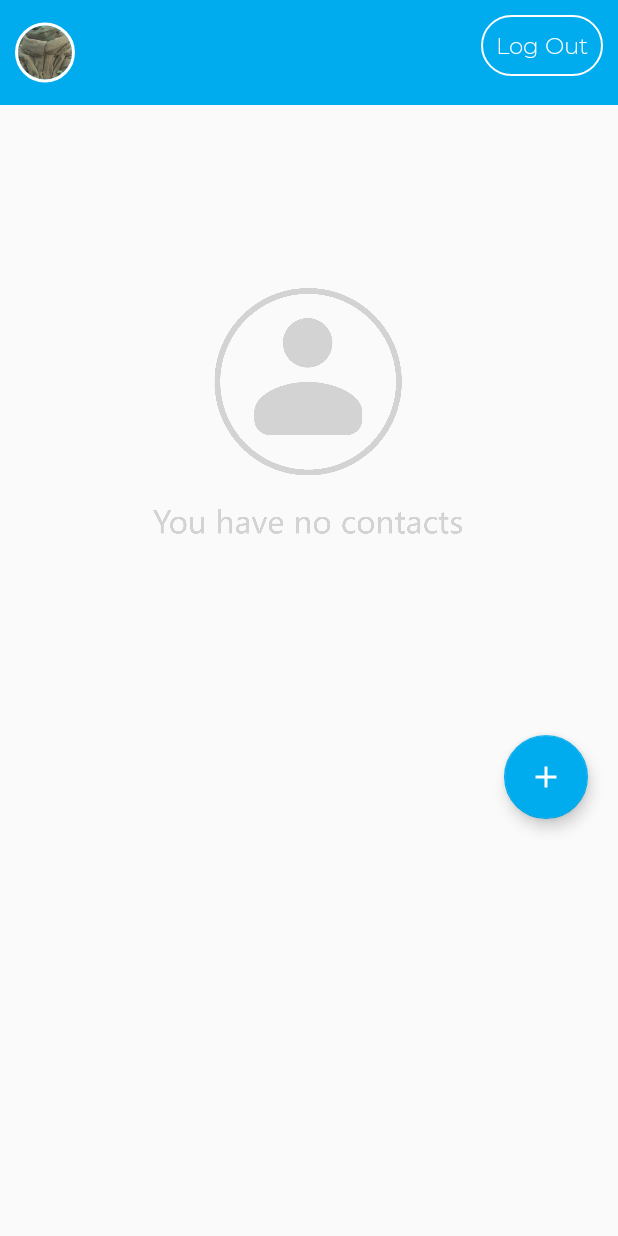
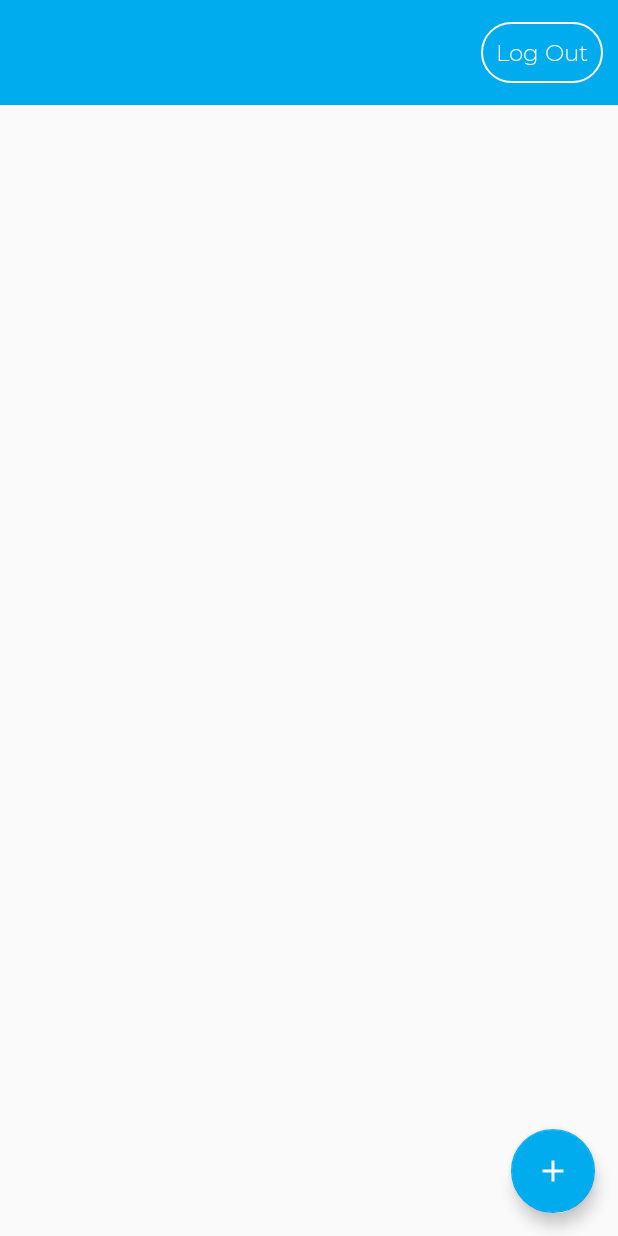
Before and after one commit to durimgashi/CallApp, an Android app: the screen it shows after launch once a user with an empty profile is signed in (ContactsActivity), on a phone screen of 412 x 824 dp. Run offline under Robolectric (Android 15) with nearby library versions, the phone set to English and light mode, and no system bars; our stand-ins replace CircleImageView, Firebase (no records; nobody signed in at launch, a user with empty details on screens opened directly), Picasso; pictures from the network do not load; 3 statements that could not run were skipped.

Commit message:
Saturday changes

```diff
--- a/app/src/main/java/com/fiek/temadiplomes/Adapters/NewContactAdapter.java
+++ b/app/src/main/java/com/fiek/temadiplomes/Adapters/NewContactAdapter.java
@@ -34,7 +34,6 @@ public class NewContactAdapter extends RecyclerView.Adapter<NewContactAdapter.Vi
     private NewContactAdapter.ItemClickListener mClickListener;
     private Context mContext;
     private List<String> Uid = new ArrayList<>();
-    private CollectionReference firebaseRef = FirebaseFirestore.getInstance().collection("users");
     private FirebaseDatabase database = FirebaseDatabase.getInstance();
     private DatabaseReference ref = database.getReference();
     private Boolean isContact;
@@ -143,7 +142,6 @@ public class NewContactAdapter extends RecyclerView.Adapter<NewContactAdapter.Vi
         }
     }
 
-    // convenience method for getting data at click position
     String getItem(int id) {
         return mData.get(id);
     }
@@ -152,7 +150,6 @@ public class NewContactAdapter extends RecyclerView.Adapter<NewContactAdapter.Vi
         this.mClickListener = itemClickListener;
     }
 
-    // parent activity will implement this method to respond to click events
     public interface ItemClickListener {
         void onItemClick(View view, int position);
     }
--- a/app/src/main/java/com/fiek/temadiplomes/EditProfileActivity.java
+++ b/app/src/main/java/com/fiek/temadiplomes/EditProfileActivity.java
@@ -17,6 +17,7 @@ import android.os.Handler;
 import android.view.View;
 import android.webkit.MimeTypeMap;
 import android.widget.Button;
+import android.widget.ProgressBar;
 import android.widget.Toast;
 
 import com.fiek.temadiplomes.Model.Upload;
@@ -91,13 +92,6 @@ public class EditProfileActivity extends AppCompatActivity {
             StorageReference fileReference = storageRef.child(System.currentTimeMillis() + "." + getFileExtention(imageUri));
 
             fileReference.putFile(imageUri).addOnSuccessListener(taskSnapshot -> {
-//                    Handler handler = new Handler();
-//                    handler.postDelayed(new Runnable() {
-//                        @Override
-//                        public void run() {
-//                            progressBar.setProgress(0);
-//                        }
-//                    }, 5000);
                 final UploadTask uploadTask = fileReference.putFile(imageUri);
 
                 uploadTask.continueWithTask(task -> {
@@ -110,6 +104,7 @@ public class EditProfileActivity extends AppCompatActivity {
                         Toast.makeText(EditProfileActivity.this, "Upload successful", Toast.LENGTH_SHORT).show();
                         Upload upload = new Upload(UUID.randomUUID().toString(), task.getResult().toString());
                         ref.child(FirebaseAuth.getInstance().getUid()).child(Constants.IMAGE_FIELD).setValue(upload.getUrl());
+                        Toast.makeText(EditProfileActivity.this, "Changes have been saved.", Toast.LENGTH_SHORT).show();
                     }
                 });
             }).addOnFailureListener(e -> Toast.makeText(EditProfileActivity.this, "Upload has failed!", Toast.LENGTH_LONG).show()).addOnProgressListener(new OnProgressListener<UploadTask.TaskSnapshot>() {
--- a/app/src/main/res/layout-v21/contacts_layout.xml
+++ b/app/src/main/res/layout-v21/contacts_layout.xml
@@ -6,76 +6,81 @@
     android:layout_height="match_parent"
     android:orientation="vertical"
     tools:context=".ContactsActivity">
+
     <RelativeLayout
+        android:id="@+id/voiceCallNotification"
         android:layout_width="match_parent"
         android:layout_height="80dp"
         android:background="#FFF"
-        android:visibility="gone"
-        android:id="@+id/voiceCallNotification">
+        android:visibility="gone">
+
         <TextView
+            android:id="@+id/incomingVoiceCallTxt"
             android:layout_width="wrap_content"
             android:layout_height="match_parent"
+            android:fontFamily="@font/montserratlightttf"
+            android:gravity="center"
+            android:padding="20dp"
             android:text="@string/someone_is_calling"
-            android:padding="20dp"
-            android:fontFamily="@font/montserratlightttf"
             android:textColor="#000"
             android:textSize="15sp"
-            android:gravity="center"
-            android:id="@+id/incomingVoiceCallTxt"
             tools:ignore="RelativeOverlap" />
+
         <ImageView
             android:id="@+id/answerVoiceBtn"
             android:layout_width="50dp"
             android:layout_height="match_parent"
-            android:src="@drawable/answercall"
+            android:layout_marginHorizontal="10dp"
             android:layout_toStartOf="@+id/rejectVoiceBtn"
             android:padding="2dp"
-            android:layout_marginHorizontal="10dp"/>
+            android:src="@drawable/answercall" />
 
         <ImageView
             android:id="@+id/rejectVoiceBtn"
             android:layout_width="50dp"
             android:layout_height="match_parent"
-            android:src="@drawable/endcall"
             android:layout_alignParentEnd="true"
+            android:layout_marginHorizontal="10dp"
             android:padding="2dp"
-            android:layout_marginHorizontal="10dp"/>
+            android:src="@drawable/endcall" />
     </RelativeLayout>
 
     <RelativeLayout
+        android:id="@+id/videoCallNotification"
         android:layout_width="match_parent"
         android:layout_height="80dp"
         android:background="#FFF"
-        android:visibility="gone"
-        android:id="@+id/videoCallNotification">
+        android:visibility="gone">
+
         <TextView
+            android:id="@+id/incomingVideoCallTxt"
             android:layout_width="wrap_content"
             android:layout_height="match_parent"
+            android:fontFamily="@font/montserratlightttf"
+            android:gravity="center"
+            android:padding="20dp"
             android:text="@string/someone_is_calling"
-            android:padding="20dp"
-            android:fontFamily="@font/montserratlightttf"
             android:textColor="#000"
             android:textSize="15sp"
-            android:gravity="center"
-            android:id="@+id/incomingVideoCallTxt"
             tools:ignore="RelativeOverlap" />
+
         <ImageView
             android:id="@+id/answerVideoBtn"
             android:layout_width="50dp"
             android:layout_height="match_parent"
-            android:src="@drawable/answercall"
+            android:layout_marginHorizontal="10dp"
             android:layout_toStartOf="@+id/rejectVideoBtn"
             android:padding="2dp"
-            android:layout_marginHorizontal="10dp"/>
+            android:src="@drawable/answercall" />
 
         <ImageView
             android:id="@+id/rejectVideoBtn"
             android:layout_width="50dp"
             android:layout_height="match_parent"
-            android:src="@drawable/endcall"
             android:layout_alignParentEnd="true"
+            android:layout_marginHorizontal="10dp"
             android:padding="2dp"
-            android:layout_marginHorizontal="10dp"/>
+            android:src="@drawable/endcall" />
     </RelativeLayout>
 
     <androidx.appcompat.widget.Toolbar
@@ -91,86 +96,83 @@
             android:orientation="vertical">
 
             <RelativeLayout
-                android:paddingHorizontal="0dp"
                 android:layout_width="match_parent"
                 android:layout_height="70dp"
+                android:background="@color/twitterBlue"
+                android:gravity="center_vertical"
+                android:paddingHorizontal="0dp"
                 android:paddingStart="10dp"
-                android:paddingEnd="10dp"
-                android:gravity="center_vertical"
-                android:background="@color/twitterBlue">
-<!--                <TextView-->
-<!--                    android:id="@+id/edit"-->
-<!--                    android:layout_width="90dp"-->
-<!--                    android:layout_height="60dp"-->
-<!--                    android:layout_alignParentLeft="true"-->
-<!--                    android:layout_marginLeft="-1dp"-->
-<!--                    android:background="@drawable/bird2"-->
-<!--                    android:fontFamily="@font/montserratlightttf"-->
-<!--                    android:textColor="@color/white"-->
-<!--                    android:textSize="20sp" />-->
+                android:paddingEnd="10dp">
+
                 <LinearLayout
                     android:id="@+id/editLayout"
                     android:layout_width="wrap_content"
                     android:layout_height="wrap_content"
                     android:orientation="horizontal">
+
                     <de.hdodenhof.circleimageview.CircleImageView
                         android:id="@+id/userProfile"
                         android:layout_width="40dp"
                         android:layout_height="match_parent"
-                        android:src="@drawable/grogu"
                         app:civ_border_color="#FFFFFF"
                         app:civ_border_width="2dp" />
+
                     <TextView
                         android:id="@+id/usernameCurr"
                         android:layout_width="wrap_content"
                         android:layout_height="match_parent"
+                        android:layout_gravity="center_vertical"
+                        android:layout_marginStart="15dp"
+                        android:gravity="center_vertical"
                         android:textColor="@color/white"
-                        android:textSize="18sp"
-                        android:layout_gravity="center_vertical"
-                        android:gravity="center_vertical"
-                        android:layout_marginStart="15dp"/>
+                        android:textSize="18sp" />
                 </LinearLayout>
 
                 <TextView
                     android:id="@+id/logOutButton"
                     android:layout_width="wrap_content"
                     android:layout_height="wrap_content"
-                    android:text="Log Out"
+                    android:layout_alignParentEnd="true"
                     android:layout_marginVertical="10dp"
                     android:background="@drawable/button"
+                    android:fontFamily="@font/montserratlightttf"
+                    android:gravity="center_vertical"
                     android:padding="10dp"
-                    android:gravity="center_vertical"
-                    android:layout_alignParentEnd="true"
+                    android:text="Log Out"
                     android:textColor="@color/white"
-                    android:fontFamily="@font/montserratlightttf"
-                    android:textSize="15sp"/>
+                    android:textSize="15sp" />
             </RelativeLayout>
         </LinearLayout>
     </androidx.appcompat.widget.Toolbar>
 
     <androidx.recyclerview.widget.RecyclerView
+        android:id="@+id/contactsRecyclerView"
         android:layout_width="match_parent"
-        android:layout_height="600dp"
-        android:id="@+id/contactsRecyclerView"/>
+        android:layout_height="wrap_content" />
+
+    <FrameLayout
+        android:id="@+id/frame"
+        android:layout_width="match_parent"
+        android:layout_height="match_parent"
+        app:layout_behavior="@string/appbar_scrolling_view_behavior"
+        tools:layout_editor_absoluteX="0dp"
+        tools:layout_editor_absoluteY="0dp">
+
+        <com.google.android.material.floatingactionbutton.FloatingActionButton
+            android:id="@+id/addContactFAB"
+            android:layout_width="wrap_content"
+            android:layout_height="wrap_content"
+            android:layout_gravity="end|bottom"
+            android:layout_margin="15dp"
+            android:contentDescription="Add Contact"
+            android:src="@drawable/ic_add"
+            tools:ignore="HardcodedText" />
+    </FrameLayout>
 
     <ImageView
-        android:visibility="gone"
+        android:id="@+id/noCont"
         android:layout_width="match_parent"
         android:layout_height="400dp"
-        android:id="@+id/noCont"
-        android:src="@drawable/nocontact">
-
-    </ImageView>
-
-    <com.google.android.material.floatingactionbutton.FloatingActionButton
-        android:id="@+id/addContactFAB"
-        android:layout_margin="20dp"
-        android:layout_width="wrap_content"
-        android:layout_height="wrap_content"
-        android:layout_gravity="bottom|right"
-        app:layout_anchorGravity="bottom|right|end"
-        android:src="@drawable/ic_add"
-        android:clickable="true"
-        android:contentDescription="Add Contact" />
-
+        android:src="@drawable/nocontact"
+        android:visibility="gone" />
 </LinearLayout>
--- a/app/src/main/res/layout/contact.xml
+++ b/app/src/main/res/layout/contact.xml
@@ -14,7 +14,6 @@
             android:id="@+id/profile_image"
             android:layout_width="66dp"
             android:layout_height="66dp"
-            android:src="@drawable/grogu"
             app:civ_border_color="#FF000000"
             app:civ_border_width="0dp" />
         <!--        <ImageView android:id="@+id/catch_image"-->
--- a/app/src/main/res/layout/contact_add.xml
+++ b/app/src/main/res/layout/contact_add.xml
@@ -15,7 +15,6 @@
             android:id="@+id/profile_image"
             android:layout_width="66dp"
             android:layout_height="66dp"
-            android:src="@drawable/grogu"
             app:civ_border_width="0dp"
             app:civ_border_color="#FF000000"/>
 <!--        <ImageView android:id="@+id/catch_image"-->
--- a/app/src/main/res/layout/editprofile_layout.xml
+++ b/app/src/main/res/layout/editprofile_layout.xml
@@ -21,72 +21,53 @@
         android:id="@+id/scrolView_account"
         android:layout_width="match_parent"
         android:layout_height="match_parent">
-
-
         <RelativeLayout
             android:id="@+id/linear_account"
             android:layout_width="match_parent"
             android:layout_height="match_parent"
             android:orientation="vertical">
-
             <LinearLayout
                 android:layout_width="match_parent"
                 android:layout_height="match_parent"
                 android:layout_marginTop="100dp"
                 android:orientation="vertical">
-
                 <LinearLayout
                     android:layout_width="match_parent"
                     android:layout_height="match_parent"
                     android:layout_marginLeft="10dp"
+                    android:layout_marginTop="100dp"
                     android:layout_marginRight="10dp"
-                    android:layout_marginTop="100dp"
                     android:orientation="vertical">
-
                     <TextView
                         android:layout_width="match_parent"
                         android:layout_height="wrap_content"
                         android:layout_marginTop="10dp"
-                        android:text="PROFILE DETAILS"
-                        android:fontFamily="@font/montserratlight"/>
+                        android:fontFamily="@font/montserratlight"
+                        android:text="PROFILE DETAILS" />
                     <EditText
+                        android:id="@+id/username"
                         android:layout_width="match_parent"
                         android:layout_height="wrap_content"
                         android:hint="Please Enter User Name"
                         android:imeOptions="actionNext"
                         android:textColorHint="@color/white" />
-
-
                     <EditText
+                        android:id="@+id/email"
                         android:layout_width="match_parent"
                         android:layout_height="wrap_content"
                         android:hint="Email Address"
                         android:imeOptions="actionNext"
                         android:inputType="textEmailAddress"
                         android:textColorHint="@color/white" />
-
-
-
-
-                        <EditText
-                            android:layout_width="match_parent"
-                            android:layout_height="wrap_content"
-                            android:hint="password"
-                            android:imeOptions="actionNext"
-                            android:inputType="textPassword"
-                            android:textColorHint="@color/white" />
-
-
                 </LinearLayout>
             </LinearLayout>
 
             <RelativeLayout
                 android:layout_width="match_parent"
                 android:layout_height="200dp"
-                android:gravity="center_vertical"
+                android:layout_alignParentStart="true"
                 android:layout_alignParentTop="true"
-                android:layout_alignParentStart="true">
-
+                android:gravity="center_vertical">
                 <de.hdodenhof.circleimageview.CircleImageView
                     android:id="@+id/imageview_account_profile"
                     android:layout_width="160dp"
@@ -96,16 +77,14 @@
                     android:src="@drawable/grogu"
                     app:civ_border_color="#FFFFFF"
                     app:civ_border_width="2dp" />
-
-
                 <com.google.android.material.floatingactionbutton.FloatingActionButton
+                    android:id="@+id/floatingActionButton"
                     android:layout_width="wrap_content"
                     android:layout_height="wrap_content"
+                    android:layout_alignEnd="@+id/imageview_account_profile"
                     android:layout_alignParentTop="true"
-                    android:layout_alignEnd="@+id/imageview_account_profile"
                     android:layout_marginTop="10dp"
-                    android:src="@drawable/ic_edit"
-                    android:id="@+id/floatingActionButton" />
+                    android:src="@drawable/ic_edit" />
             </RelativeLayout>
         </RelativeLayout>
     </ScrollView>
```
Lines whose indentation alone changed are shown as unchanged.
